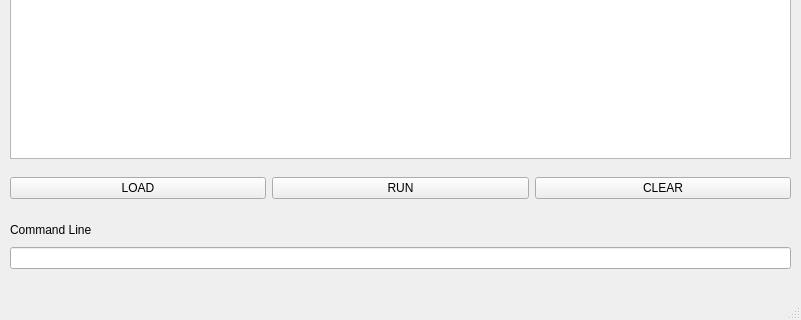
Qt form mainwindow.ui (xx01cyx/BASIC-Interpreter) before a commit; both pictures show x 0 to 801 and y 482 to 802 of the 801 by 802 pixel window.
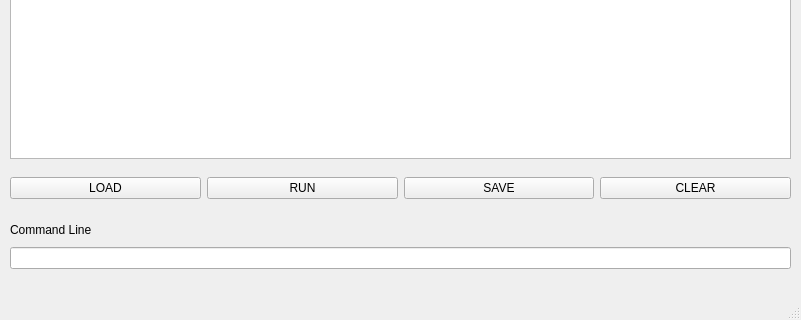
The same form after that commit.

What changed in the file:
```diff
--- a/mainwindow.ui
+++ b/mainwindow.ui
@@ -124,6 +124,13 @@
        </property>
       </widget>
      </item>
+     <item>
+      <widget class="QPushButton" name="pushButton_save">
+       <property name="text">
+        <string>SAVE</string>
+       </property>
+      </widget>
+     </item>
      <item>
       <widget class="QPushButton" name="pushButton_clear">
        <property name="text">
```
